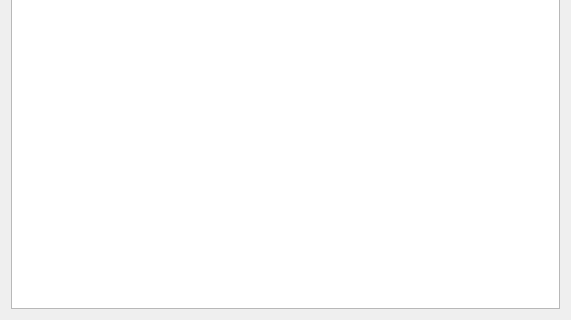
Above: src/wizard/pages/discover.ui from KDE/bluedevil before the change; both pictures show x 0 to 571 and y 205 to 525 of the 571 by 525 pixel window. Below: the same form after it.
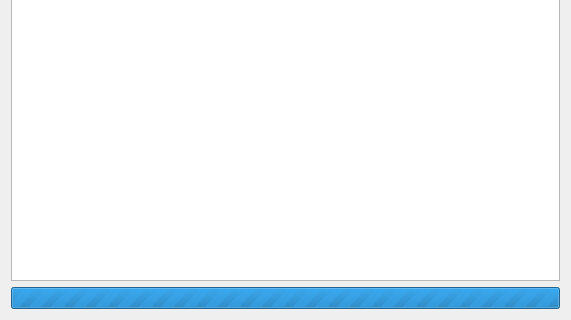
That is the form after the change.

Commit message: Set the progressbar as infinite, is not the most beatiful solution but for stable branch is enough

The edit to the form file:
```diff
--- a/src/wizard/pages/discover.ui
+++ b/src/wizard/pages/discover.ui
@@ -27,7 +27,24 @@
       </widget>
      </item>
      <item>
-      <layout class="QHBoxLayout" name="horizontalLayout_2"/>
+      <layout class="QHBoxLayout" name="horizontalLayout_2">
+       <item>
+        <widget class="QProgressBar" name="progressBar">
+         <property name="minimum">
+          <number>0</number>
+         </property>
+         <property name="maximum">
+          <number>0</number>
+         </property>
+         <property name="value">
+          <number>28</number>
+         </property>
+         <property name="textVisible">
+          <bool>false</bool>
+         </property>
+        </widget>
+       </item>
+      </layout>
      </item>
     </layout>
    </item>
```
